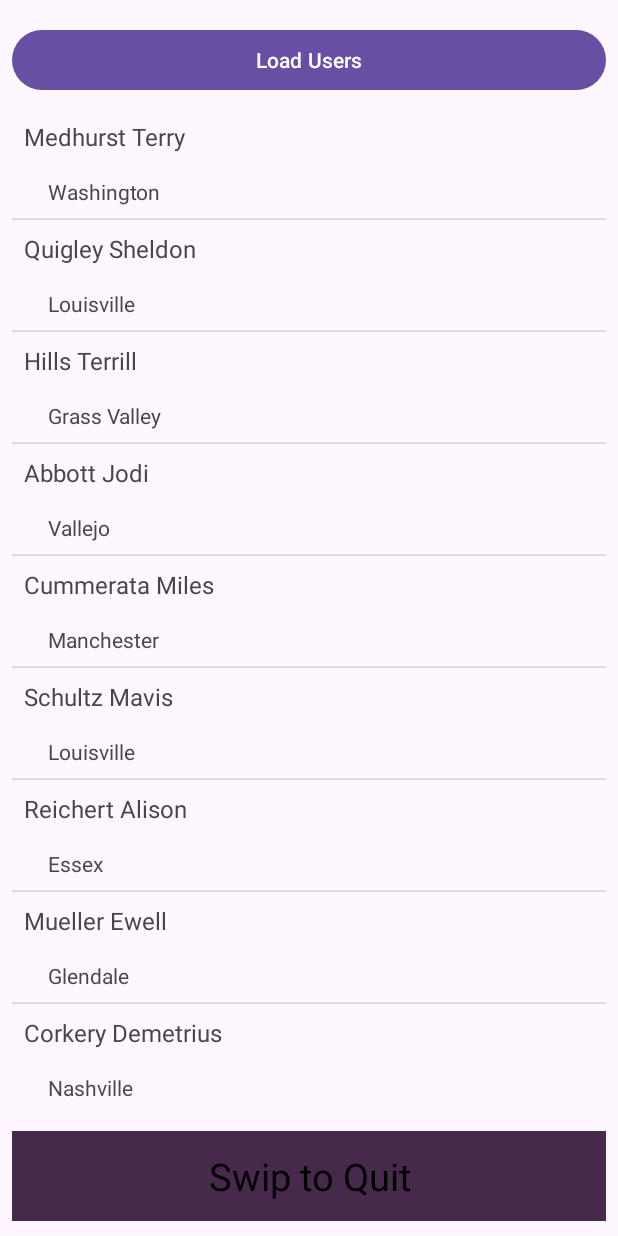
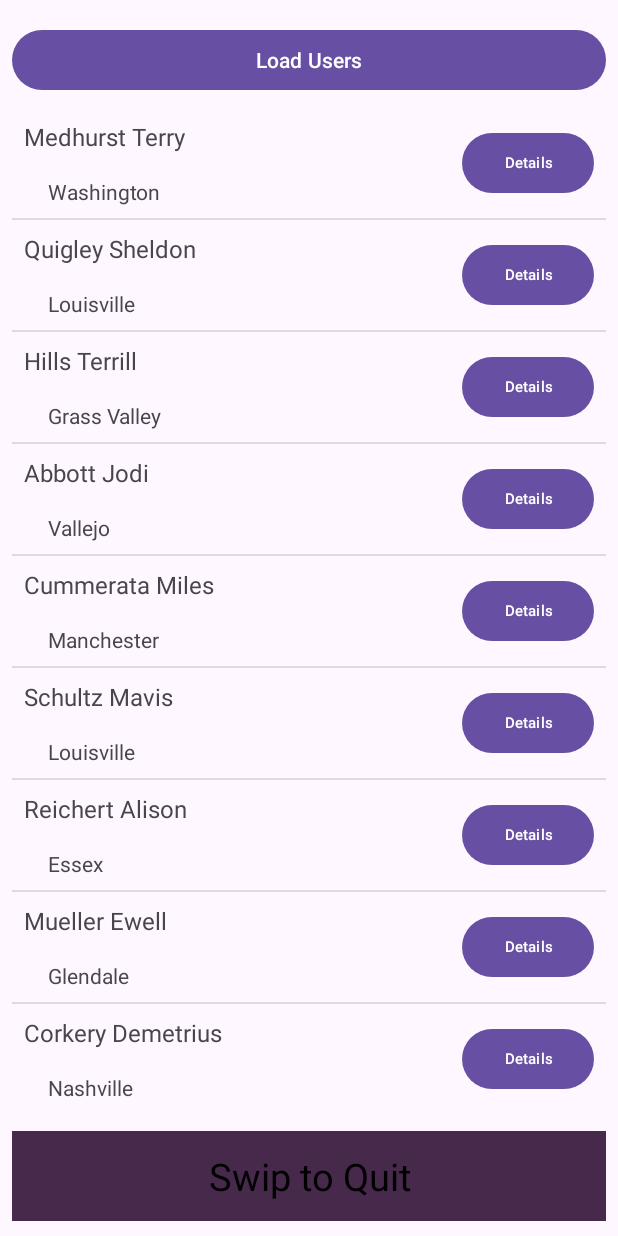
Before and after one commit to Abdelilah-Falih/MiniProjet, an Android app: the screen it shows after launch (MainActivity), after a tap on "Load Users", on a phone screen of 412 x 824 dp. Run offline under Robolectric (Android 15) with nearby library versions, the phone set to English and light mode, and no system bars.

Commit message:
main :  -> add new Fragment dialog(class & layout)  -> connect the new fragment dialog with the click on the item;  -> show user info in the fragment dialog;

```diff
--- a/app/src/main/java/com/example/myapplication/MainActivity.java
+++ b/app/src/main/java/com/example/myapplication/MainActivity.java
@@ -53,7 +53,7 @@ public class MainActivity extends AppCompatActivity {
 
 
         binding.btnLoadUsers.setOnClickListener(v->{
-            UserAdapter adapter = new UserAdapter(this, getUsers());
+            UserAdapter adapter = new UserAdapter(this, getUsers(), getSupportFragmentManager());
             binding.lvUsersnames.setAdapter(adapter);
         });
 
--- a/app/src/main/java/com/example/myapplication/UserAdapter.java
+++ b/app/src/main/java/com/example/myapplication/UserAdapter.java
@@ -13,6 +13,7 @@ import android.widget.TextView;
 import android.widget.Toast;
 
 import androidx.appcompat.app.AlertDialog;
+import androidx.fragment.app.FragmentManager;
 
 import java.util.ArrayList;
 
@@ -23,13 +24,16 @@ public class UserAdapter extends BaseAdapter {
 
     private final long CLICK_DURATION = 200;
     LayoutInflater inflater;
+    FragmentManager fragmentManager;
 
     boolean isVisible ;
 
-    public UserAdapter(Context context, ArrayList<User> users) {
+    public UserAdapter(Context context, ArrayList<User> users, FragmentManager fragmentManager) {
         this.context = context;
         this.users = users;
+        this.fragmentManager = fragmentManager;
         inflater = LayoutInflater.from(context);
+
     }
 
     @Override
@@ -55,6 +59,7 @@ public class UserAdapter extends BaseAdapter {
         TextView tv_fullname = (TextView) view.findViewById(R.id.tv_fullname);
         TextView tv_city= (TextView) view.findViewById(R.id.tv_city);
         ImageView iv_checked_item= (ImageView) view.findViewById(R.id.iv_checked_item);
+        Button btn_details= (Button) view.findViewById(R.id.btnDetails);
         tv_fullname.setText(user.getFullname());
         tv_city.setText(user.getCity());
         view.setOnLongClickListener(v->{
@@ -65,6 +70,11 @@ public class UserAdapter extends BaseAdapter {
             alert.setCancelable(false);
             alert.create().show();
             return true;
+        });
+
+        btn_details.setOnClickListener(v->{
+            ItemFragmentDialog itemFragmentDialog = new ItemFragmentDialog(user);
+            itemFragmentDialog.show(fragmentManager, null);
         });
 
         view.setOnTouchListener(new View.OnTouchListener() {
--- a/app/src/main/res/layout/user_item.xml
+++ b/app/src/main/res/layout/user_item.xml
@@ -31,10 +31,22 @@
         android:id="@+id/iv_checked_item"
         android:layout_width="wrap_content"
         android:layout_height="wrap_content"
+        android:layout_marginEnd="8dp"
         android:visibility="invisible"
         app:layout_constraintBottom_toBottomOf="parent"
-        app:layout_constraintEnd_toEndOf="parent"
+        app:layout_constraintEnd_toStartOf="@+id/btnDetails"
         app:layout_constraintTop_toTopOf="parent"
+        app:layout_constraintVertical_bias="0.515"
         app:srcCompat="@drawable/ic_checked" />
 
+    <Button
+        android:id="@+id/btnDetails"
+        android:layout_width="wrap_content"
+        android:layout_height="wrap_content"
+        android:text="Details"
+        android:textSize="10sp"
+        app:layout_constraintBottom_toBottomOf="@+id/tv_city"
+        app:layout_constraintEnd_toEndOf="parent"
+        app:layout_constraintTop_toTopOf="@+id/tv_fullname" />
+
 </androidx.constraintlayout.widget.ConstraintLayout>
```
Also changed, not shown: app/src/main/java/com/example/myapplication/ItemFragmentDialog.java (added, +43 -0 lines), app/src/main/res/layout/item_fragment_dialog.xml (added, +58 -0 lines).
